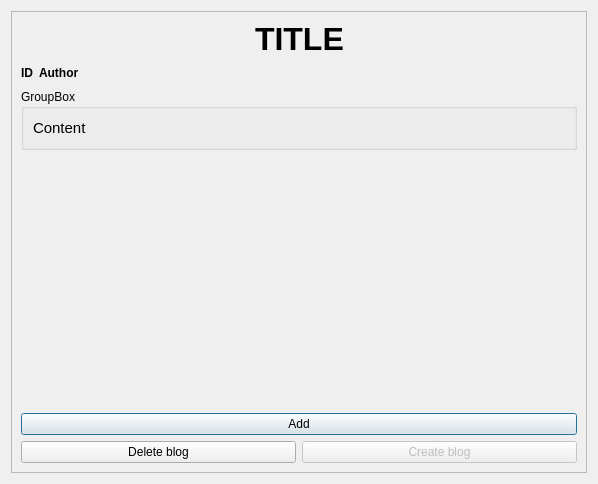
First picture: the form in Blog/entries.ui, repository JaremKaas/blog-app-QT, before the edit.
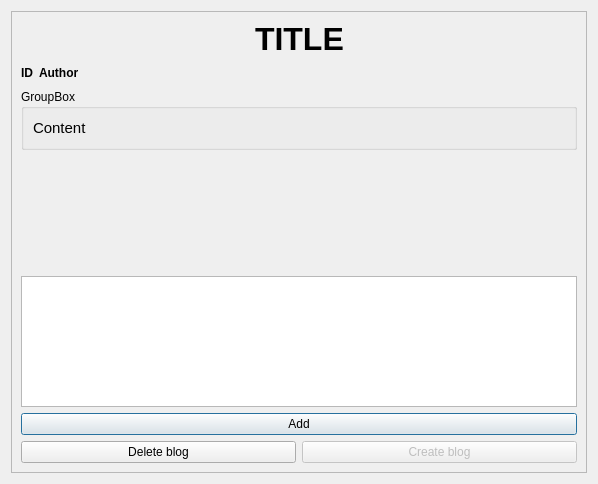
Second picture: the form after the edit.

Commit message: adding entry-change of concept

```diff
--- a/Blog/entries.ui
+++ b/Blog/entries.ui
@@ -168,6 +168,9 @@
          </property>
         </spacer>
        </item>
+       <item>
+        <widget class="QPlainTextEdit" name="plainTextEdit_newcontent"/>
+       </item>
        <item>
         <widget class="QPushButton" name="pushButton_add">
          <property name="text">
```
The commit also changes 2 other files.
